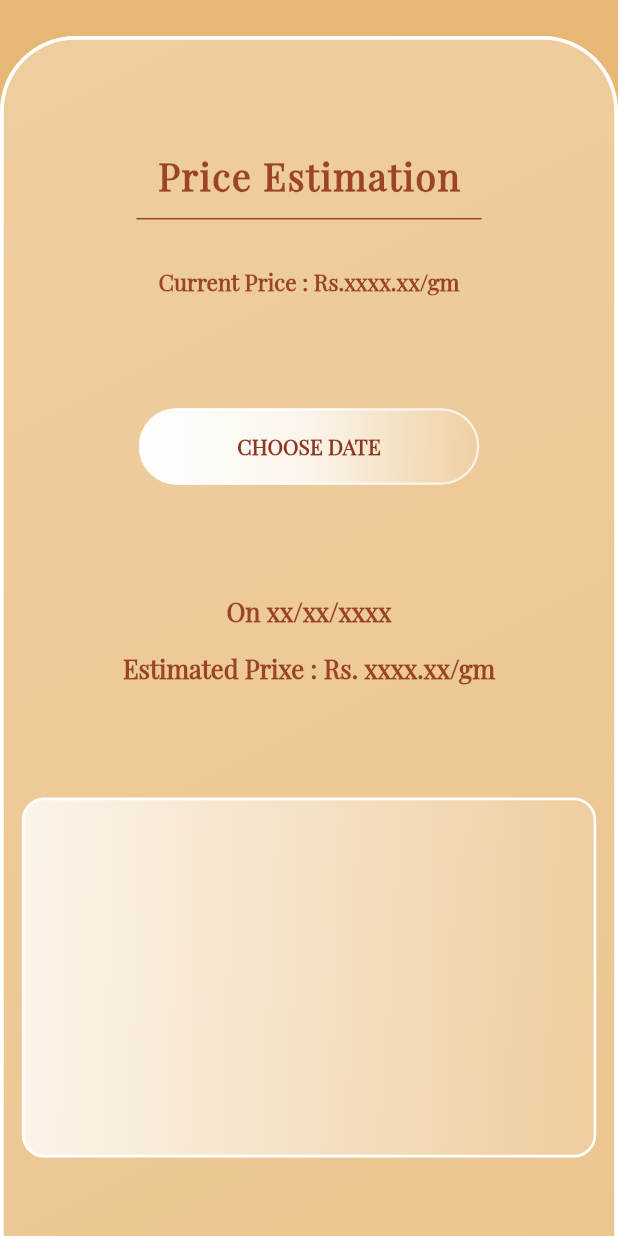
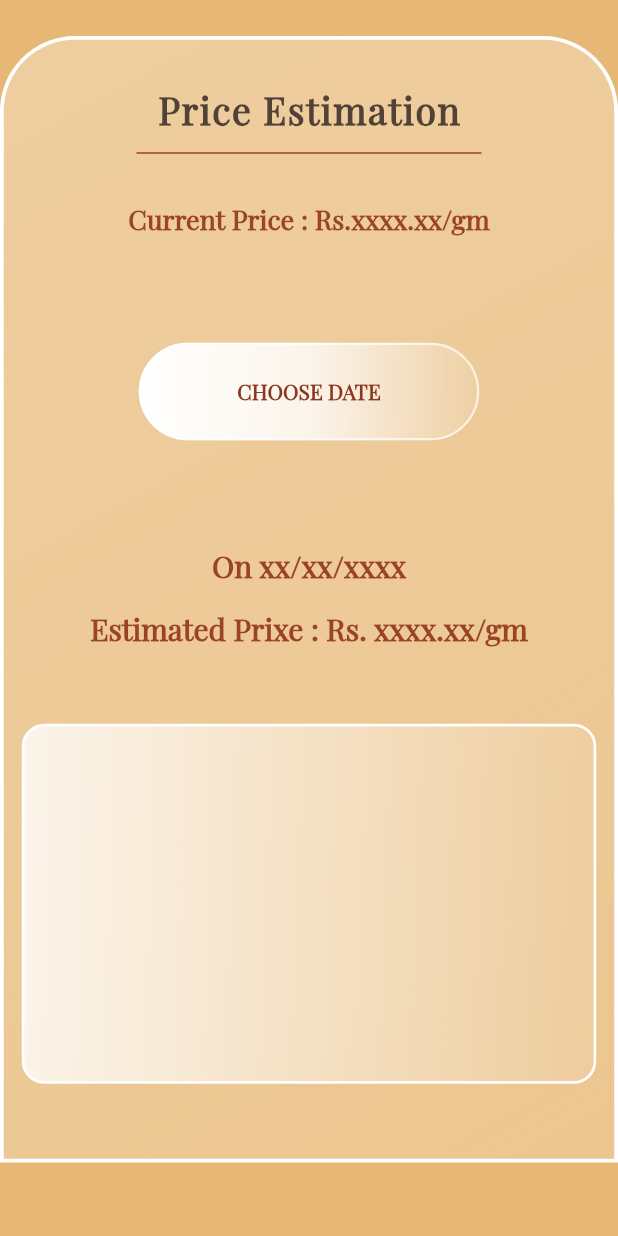
Before and after one commit to furqan789/gold-era-old-version, a Flutter app: the SecondPage screen opened directly, on a phone screen of 412 x 824 dp. Run offline on Flutter 3.47's test engine with Material 2 defaults, Android fonts, the phone set to English and light mode, and no system bars; our stand-ins replace carousel_slider; missing offline and left inert: passwordfield; network calls fail.

Commit message:
"main commit"

```diff
--- a/lib/first.dart
+++ b/lib/first.dart
@@ -1,9 +1,7 @@
 import 'package:flutter/material.dart';
 import 'package:flutter/cupertino.dart';
 import 'package:carousel_slider/carousel_slider.dart';
-import 'package:myapp/login.dart';
-import 'package:myapp/second.dart';
-import 'package:myapp/third.dart';
+
 
 class FirstPage extends StatelessWidget {
   @override
@@ -34,6 +32,8 @@ class FirstPage extends StatelessWidget {
           child: Container(
             width: double.infinity,
             child: Column(
+              crossAxisAlignment: CrossAxisAlignment.stretch,
+              mainAxisAlignment: MainAxisAlignment.spaceEvenly,
               children:<Widget> [
                 Column(
                   children: [
@@ -151,7 +151,7 @@ class FirstPage extends StatelessWidget {
                     SizedBox(height:38),
                     Container(
                       decoration: BoxDecoration(
-                          borderRadius: BorderRadius.only(topRight:Radius.circular(35),topLeft:Radius.circular(35)),
+                          borderRadius: BorderRadius.circular(35),
                           gradient: LinearGradient(
                               begin: Alignment.topLeft,
                               end: Alignment.bottomRight,
@@ -166,6 +166,7 @@ class FirstPage extends StatelessWidget {
                             color: Colors.white,
                           )
                       ),
+
                       width: double.infinity,
                       child: Column(
                         mainAxisAlignment: MainAxisAlignment.center,
@@ -242,7 +243,7 @@ class FirstPage extends StatelessWidget {
                               ),
                             ),
                             Padding(
-                              padding: const EdgeInsets.only(left: 12,right: 12),
+                              padding: const EdgeInsets.only(left: 12,right: 12,bottom: 30),
                               child: Container(
                                 decoration: BoxDecoration(
                                     borderRadius: BorderRadius.circular(15),
--- a/lib/login.dart
+++ b/lib/login.dart
@@ -1,6 +1,5 @@
 import 'package:flutter/cupertino.dart';
 import 'package:flutter/material.dart';
-import 'package:myapp/first.dart';
 import 'package:myapp/bottom.dart';
 import 'package:passwordfield/passwordfield.dart';
 
--- a/lib/second.dart
+++ b/lib/second.dart
@@ -1,8 +1,5 @@
-import 'dart:math';
-
 import 'package:flutter/cupertino.dart';
 import 'package:flutter/material.dart';
-import 'package:myapp/main.dart';
 
 class SecondPage extends StatelessWidget {
   @override
@@ -36,21 +33,25 @@ class SecondPage extends StatelessWidget {
                   )
                 ),
                 width: double.infinity,
-                height: MediaQuery.of(context).size.height,
+
                 child: Column(
                   mainAxisAlignment: MainAxisAlignment.spaceEvenly,
                   crossAxisAlignment: CrossAxisAlignment.stretch,
                   children: [
                     Column(
                       children: [
-                        Text(
+
+                        Padding(
+                          padding: const EdgeInsets.only(top:30.0),
+                          child: Text(
                             'Price Estimation',
                             style: TextStyle(
                               fontSize: 25,
                               fontFamily: "PlayfairDisplay",
-                            color: Color(0xCD872309),
+                              color: Color(0xCD2B201F),
                               fontWeight: FontWeight.w600,
                               letterSpacing: 1,
+                            ),
                           ),
                         ),
                         Padding(
@@ -65,7 +66,7 @@ class SecondPage extends StatelessWidget {
                         Text(
                           'Current Price : Rs.xxxx.xx/gm',
                           style: TextStyle(
-                            fontSize: 15,
+                            fontSize: 18,
                             fontFamily: "PlayfairDisplay",
                             color: Color(0xCD872309),
                             fontWeight: FontWeight.w600,
@@ -74,7 +75,7 @@ class SecondPage extends StatelessWidget {
                       ],
                     ),
                     Padding(
-                      padding: const EdgeInsets.only(left:90,right: 90),
+                      padding: const EdgeInsets.only(left:90,right: 90,top:70,bottom: 70),
                       child: Container(
                           decoration: BoxDecoration(
                             gradient: LinearGradient(
@@ -90,7 +91,7 @@ class SecondPage extends StatelessWidget {
                               width: 1.5,
                             )
                           ),
-
+                        height: 65,
                         width: double.infinity,
                         child: MaterialButton(
                           onPressed: (){},
@@ -115,7 +116,7 @@ class SecondPage extends StatelessWidget {
                           style: TextStyle(
                             fontFamily: "PlayfairDisplay",
                             color: Color(0xCD872309),
-                            fontSize: 17,
+                            fontSize: 20,
                             fontWeight: FontWeight.w600,
                           ),
                         ),
@@ -125,14 +126,14 @@ class SecondPage extends StatelessWidget {
                           style: TextStyle(
                             fontFamily: "PlayfairDisplay",
                             color: Color(0xCD872309),
-                            fontSize: 17,
+                            fontSize: 20,
                             fontWeight: FontWeight.w600,
                           ),
                         )
                       ],
                     ),
                     Padding(
-                      padding: const EdgeInsets.only(left: 12,right: 12),
+                      padding: const EdgeInsets.only(left: 12,right: 12,top: 50,bottom: 50),
                       child: Container(
                         decoration: BoxDecoration(
                             borderRadius: BorderRadius.circular(15),
```
Lines whose indentation alone changed are shown as unchanged.
